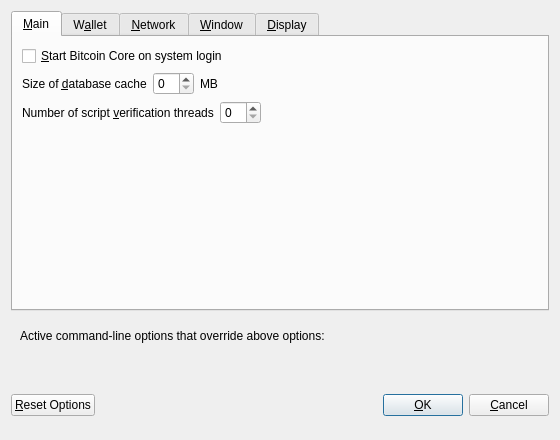
Old version of the form src/qt/forms/optionsdialog.ui in the repository pylondata/pyloncoin.
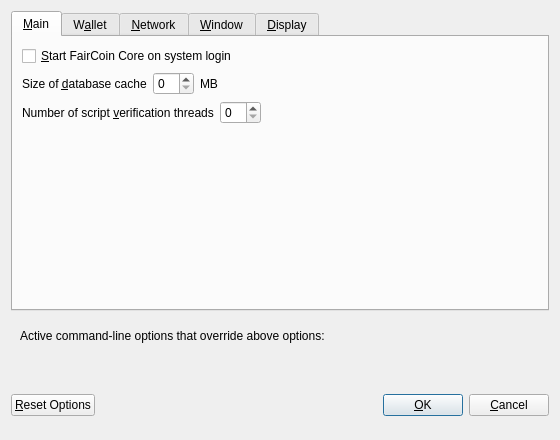
New version of the form. Custom widgets are drawn as their Qt base class.

Commit message: major re-branding for FairCoin

```diff
--- a/src/qt/forms/optionsdialog.ui
+++ b/src/qt/forms/optionsdialog.ui
@@ -33,7 +33,7 @@
           <string>Automatically start Bitcoin Core after logging in to the system.</string>
          </property>
          <property name="text">
-          <string>&amp;Start Bitcoin Core on system login</string>
+          <string>&amp;Start FairCoin Core on system login</string>
          </property>
         </widget>
        </item>
```
Left out of the diff: 10 changed lines with no effect on the pictures. The commit also changes 102 other files.
